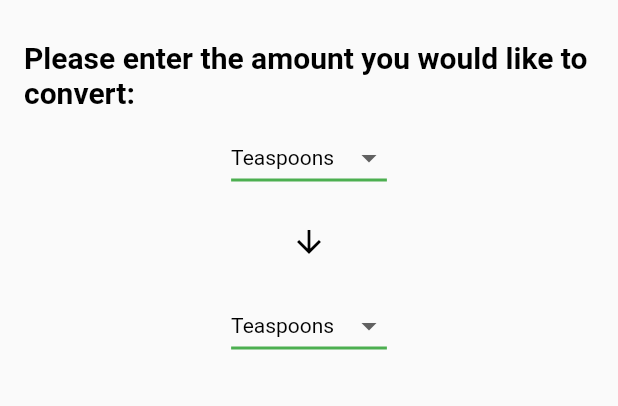
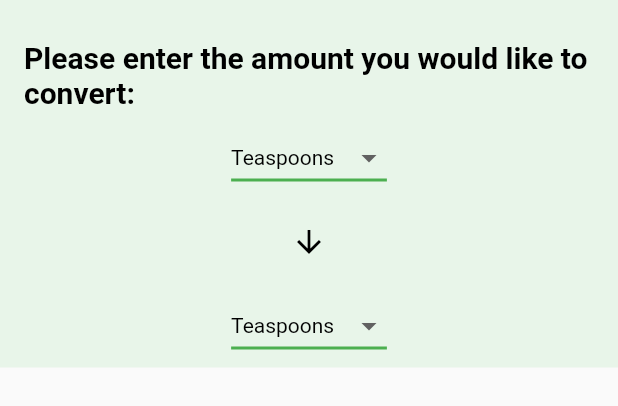
Before and after one commit to IvanESanchez/Group23LP, a Flutter app: the Converter widget shown alone on an empty page, opened directly, on a phone screen of 412 x 824 dp. Shown: the top 406 px of the screen. Run offline on Flutter 3.47's test engine with Material 2 defaults, Android fonts, the phone set to English and light mode, and no system bars.

Commit message:
Fix background color of the unit converter page

```diff
--- a/flutter_project/my_recipe_box/lib/converter.dart
+++ b/flutter_project/my_recipe_box/lib/converter.dart
@@ -15,6 +15,7 @@ class _ConverterState extends State<Converter> {
     //List<String> units = <String>["Unit Placeholder 1", "Unit Placeholder 2", "Unit Placeholder 3"]; // TODO: add more
     String dropdownValue = "Teaspoons";
     return Container(
+      color: Colors.green[50], // change this color to change the background color
 
 
       child: Column(
```
